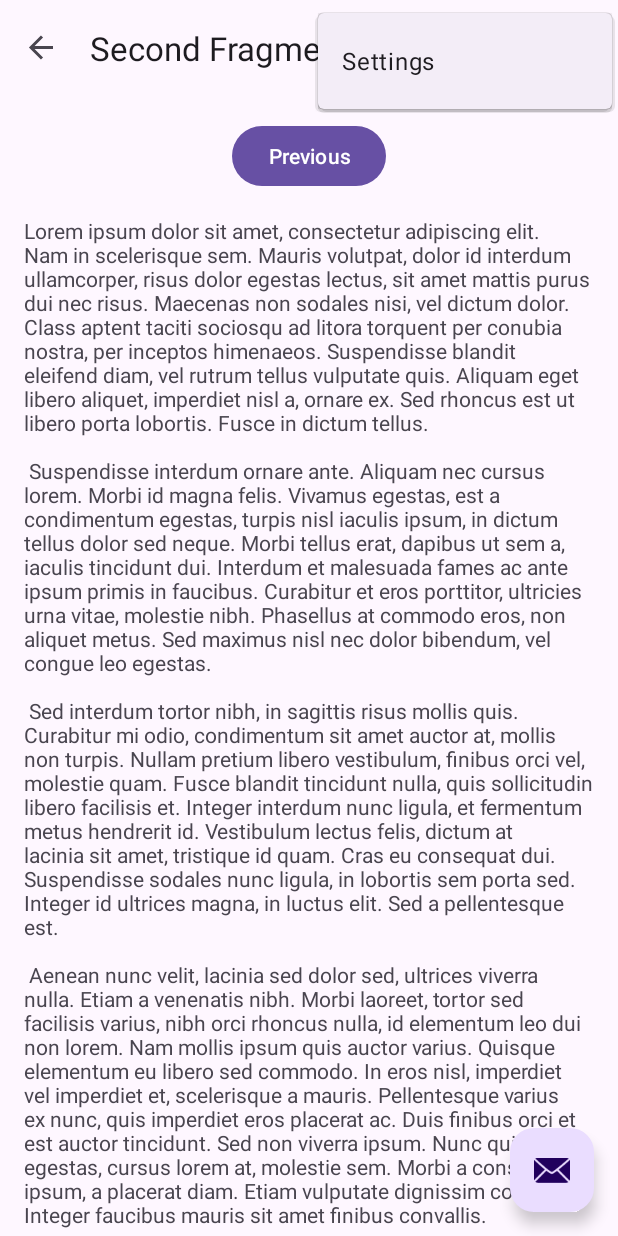
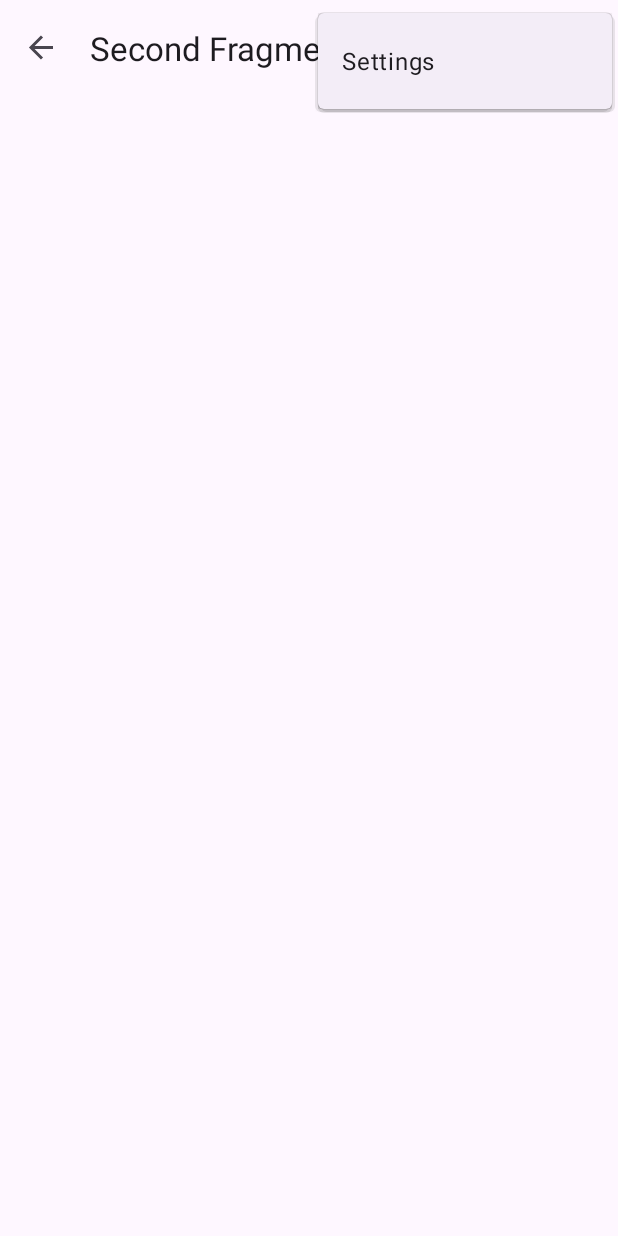
Before and after one commit to Tayeb-shahbakhsh/diligence, an Android app: the PromodoFragment screen opened through its navigation route, with the options menu open, on a phone screen of 412 x 824 dp. Run offline under Robolectric (Android 15) with nearby library versions, the phone set to English and light mode, and no system bars; our stand-ins replace navigation-ui.

Commit message:
fragment promodo cleared

```diff
--- a/app/src/main/java/com/example/diligence/MainActivity.kt
+++ b/app/src/main/java/com/example/diligence/MainActivity.kt
@@ -30,11 +30,11 @@ class MainActivity : AppCompatActivity() {
         appBarConfiguration = AppBarConfiguration(navController.graph)
         setupActionBarWithNavController(navController, appBarConfiguration)
 
-        binding.fab.setOnClickListener { view ->
-            Snackbar.make(view, "Replace with your own action", Snackbar.LENGTH_LONG)
-                .setAnchorView(R.id.fab)
-                .setAction("Action", null).show()
-        }
+//        binding.fab.setOnClickListener { view ->
+//            Snackbar.make(view, "Replace with your own action", Snackbar.LENGTH_LONG)
+//                .setAnchorView(R.id.fab)
+//                .setAction("Action", null).show()
+//        }
     }
 
     override fun onCreateOptionsMenu(menu: Menu): Boolean {
--- a/app/src/main/java/com/example/diligence/SecondFragment.kt
+++ b/app/src/main/java/com/example/diligence/PromodoFragment.kt
@@ -6,14 +6,11 @@ import android.view.LayoutInflater
 import android.view.View
 import android.view.ViewGroup
 import androidx.navigation.fragment.findNavController
-import com.example.diligence.databinding.FragmentSecondBinding
+import com.example.diligence.databinding.FragmentPromodoBinding
 
-/**
- * A simple [Fragment] subclass as the second destination in the navigation.
- */
-class SecondFragment : Fragment() {
+class PromodoFragment : Fragment() {
 
-    private var _binding: FragmentSecondBinding? = null
+    private var _binding: FragmentPromodoBinding? = null
 
     // This property is only valid between onCreateView and
     // onDestroyView.
@@ -24,7 +21,7 @@ class SecondFragment : Fragment() {
         savedInstanceState: Bundle?
     ): View? {
 
-        _binding = FragmentSecondBinding.inflate(inflater, container, false)
+        _binding = FragmentPromodoBinding.inflate(inflater, container, false)
         return binding.root
 
     }
@@ -32,9 +29,9 @@ class SecondFragment : Fragment() {
     override fun onViewCreated(view: View, savedInstanceState: Bundle?) {
         super.onViewCreated(view, savedInstanceState)
 
-        binding.buttonSecond.setOnClickListener {
-            findNavController().navigate(R.id.action_SecondFragment_to_FirstFragment)
-        }
+//        binding.buttonSecond.setOnClickListener {
+//            findNavController().navigate(R.id.action_SecondFragment_to_FirstFragment)
+//        }
     }
 
     override fun onDestroyView() {
--- a/app/src/main/res/layout/activity_main.xml
+++ b/app/src/main/res/layout/activity_main.xml
@@ -21,13 +21,4 @@
 
     <include layout="@layout/content_main" />
 
-    <com.google.android.material.floatingactionbutton.FloatingActionButton
-        android:id="@+id/fab"
-        android:layout_width="wrap_content"
-        android:layout_height="wrap_content"
-        android:layout_gravity="bottom|end"
-        android:layout_marginEnd="@dimen/fab_margin"
-        android:layout_marginBottom="16dp"
-        app:srcCompat="@android:drawable/ic_dialog_email" />
-
 </androidx.coordinatorlayout.widget.CoordinatorLayout>
--- /dev/null
+++ b/app/src/main/res/layout/fragment_promodo.xml
@@ -0,0 +1,14 @@
+<?xml version="1.0" encoding="utf-8"?>
+<androidx.core.widget.NestedScrollView xmlns:android="http://schemas.android.com/apk/res/android"
+    xmlns:app="http://schemas.android.com/apk/res-auto"
+    xmlns:tools="http://schemas.android.com/tools"
+    android:layout_width="match_parent"
+    android:layout_height="match_parent"
+    tools:context=".PromodoFragment">
+
+   <androidx.constraintlayout.widget.ConstraintLayout
+       android:layout_width="match_parent"
+       android:layout_height="match_parent">
+
+   </androidx.constraintlayout.widget.ConstraintLayout>
+</androidx.core.widget.NestedScrollView>
--- a/app/src/main/res/layout/fragment_second.xml
+++ /dev/null
@@ -1,35 +0,0 @@
-<?xml version="1.0" encoding="utf-8"?>
-<androidx.core.widget.NestedScrollView xmlns:android="http://schemas.android.com/apk/res/android"
-    xmlns:app="http://schemas.android.com/apk/res-auto"
-    xmlns:tools="http://schemas.android.com/tools"
-    android:layout_width="match_parent"
-    android:layout_height="match_parent"
-    tools:context=".SecondFragment">
-
-    <androidx.constraintlayout.widget.ConstraintLayout
-        android:layout_width="match_parent"
-        android:layout_height="match_parent"
-        android:padding="16dp">
-
-        <Button
-            android:id="@+id/button_second"
-            android:layout_width="wrap_content"
-            android:layout_height="wrap_content"
-            android:text="@string/previous"
-            app:layout_constraintBottom_toTopOf="@id/textview_second"
-            app:layout_constraintEnd_toEndOf="parent"
-            app:layout_constraintStart_toStartOf="parent"
-            app:layout_constraintTop_toTopOf="parent" />
-
-        <TextView
-            android:id="@+id/textview_second"
-            android:layout_width="wrap_content"
-            android:layout_height="wrap_content"
-            android:layout_marginTop="16dp"
-            android:text="@string/lorem_ipsum"
-            app:layout_constraintBottom_toBottomOf="parent"
-            app:layout_constraintEnd_toEndOf="parent"
-            app:layout_constraintStart_toStartOf="parent"
-            app:layout_constraintTop_toBottomOf="@id/button_second" />
-    </androidx.constraintlayout.widget.ConstraintLayout>
-</androidx.core.widget.NestedScrollView>
--- a/app/src/main/res/navigation/nav_graph.xml
+++ b/app/src/main/res/navigation/nav_graph.xml
@@ -17,9 +17,9 @@
     </fragment>
     <fragment
         android:id="@+id/SecondFragment"
-        android:name="com.example.diligence.SecondFragment"
+        android:name="com.example.diligence.PromodoFragment"
         android:label="@string/second_fragment_label"
-        tools:layout="@layout/fragment_second">
+        tools:layout="@layout/fragment_promodo">
 
         <action
             android:id="@+id/action_SecondFragment_to_FirstFragment"
```
